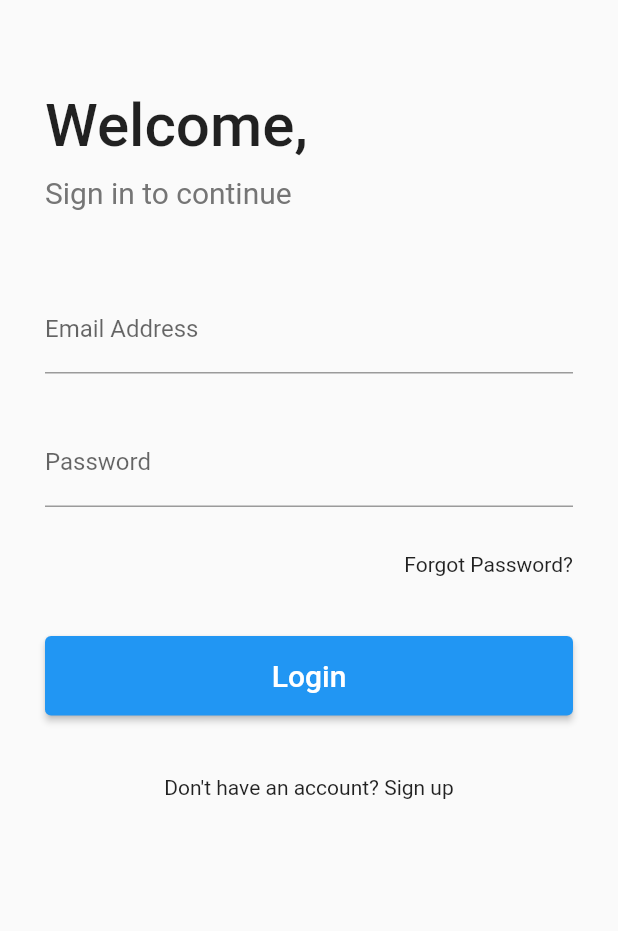
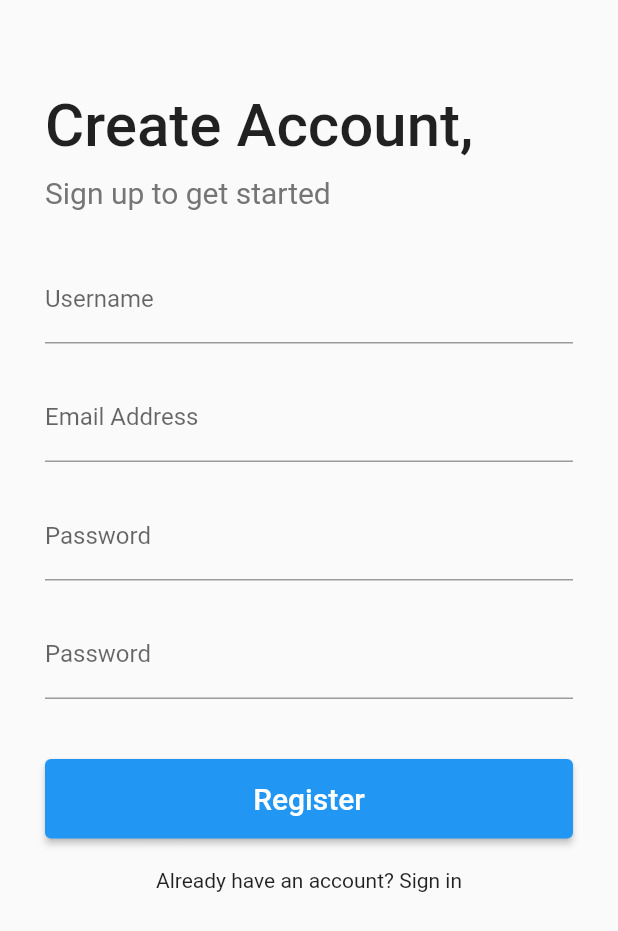
Before and after one commit to EdwinWalela/burgerx-mobile, a Flutter app: the screen it shows after launch, on a phone screen of 412 x 824 dp. Shown: the top 931 px of the screen. Run offline on Flutter 3.47's test engine with Material 2 defaults, Android fonts, the phone set to English and light mode, and no system bars.

Commit message:
register form

```diff
--- a/lib/src/App.dart
+++ b/lib/src/App.dart
@@ -1,13 +1,13 @@
 import 'package:flutter/material.dart';
 // import './screens/MenuTab/MenuTab.dart';
-import './screens/Login.dart';
-// import './screens/Register.dart';
+// import './screens/Login.dart';
+import './screens/Register.dart';
 
 class App extends StatelessWidget {
   Widget build(BuildContext context) {
     return MaterialApp(
       debugShowCheckedModeBanner: false,
-      home: LoginScreen(),
+      home: RegisterScreen(),
     );
   }
 }
--- a/lib/src/screens/Register.dart
+++ b/lib/src/screens/Register.dart
@@ -0,0 +1,30 @@
+import 'package:flutter/material.dart';
+import '../widgets/page_header.dart';
+import '../widgets/register_form.dart';
+
+class RegisterScreen extends StatelessWidget {
+  Widget build(BuildContext context) {
+    return Scaffold(
+      resizeToAvoidBottomInset: false,
+      body: Padding(
+        padding: EdgeInsets.only(left: 30, right: 30),
+        child: Column(
+          crossAxisAlignment: CrossAxisAlignment.start,
+          children: [
+            Container(
+              margin: EdgeInsets.only(top: 60),
+            ),
+            PageHeader(
+              title: "Create Account,",
+              subtitle: "Sign up to get started",
+            ),
+            Container(
+              margin: EdgeInsets.only(top: 30),
+            ),
+            RegisterForm()
+          ],
+        ),
+      ),
+    );
+  }
+}
--- /dev/null
+++ b/lib/src/widgets/register_form.dart
@@ -0,0 +1,91 @@
+import 'package:flutter/material.dart';
+
+class RegisterForm extends StatelessWidget {
+  Widget build(BuildContext context) {
+    return Column(
+      children: [
+        buildNameInput(),
+        Container(
+          margin: EdgeInsets.only(top: 20),
+        ),
+        buildEmailInput(),
+        Container(
+          margin: EdgeInsets.only(top: 20),
+        ),
+        buildPasswordInput(),
+        Container(
+          margin: EdgeInsets.only(top: 20),
+        ),
+        buildPasswordInput(),
+        Container(
+          margin: EdgeInsets.only(top: 20),
+        ),
+        Container(
+          margin: EdgeInsets.only(top: 20),
+        ),
+        buildRegisterButton(),
+        Container(
+          margin: EdgeInsets.only(top: 20),
+        ),
+        buildExistingUser()
+      ],
+    );
+  }
+
+  Widget buildEmailInput() {
+    return TextField(
+      decoration: InputDecoration(
+        labelText: "Email Address",
+        hintText: "john@mail.com",
+      ),
+    );
+  }
+
+  Widget buildNameInput() {
+    return TextField(
+      decoration: InputDecoration(
+        labelText: "Username",
+        hintText: "John",
+      ),
+    );
+  }
+
+  Widget buildPasswordInput() {
+    return TextField(
+      obscureText: true,
+      decoration: InputDecoration(
+        labelText: "Password",
+      ),
+    );
+  }
+
+  Widget buildForgotPassword() {
+    return InkWell(
+      child: Text('Forgot Password?'),
+      onTap: () {},
+    );
+  }
+
+  Widget buildRegisterButton() {
+    return SizedBox(
+      width: double.infinity,
+      child: ElevatedButton(
+        onPressed: () {},
+        child: Padding(
+          padding: EdgeInsets.all(15),
+          child: Text(
+            'Register',
+            style: TextStyle(fontSize: 20.0),
+          ),
+        ),
+      ),
+    );
+  }
+
+  Widget buildExistingUser() {
+    return InkWell(
+      child: Text("Already have an account? Sign in"),
+      onTap: () {},
+    );
+  }
+}
```
